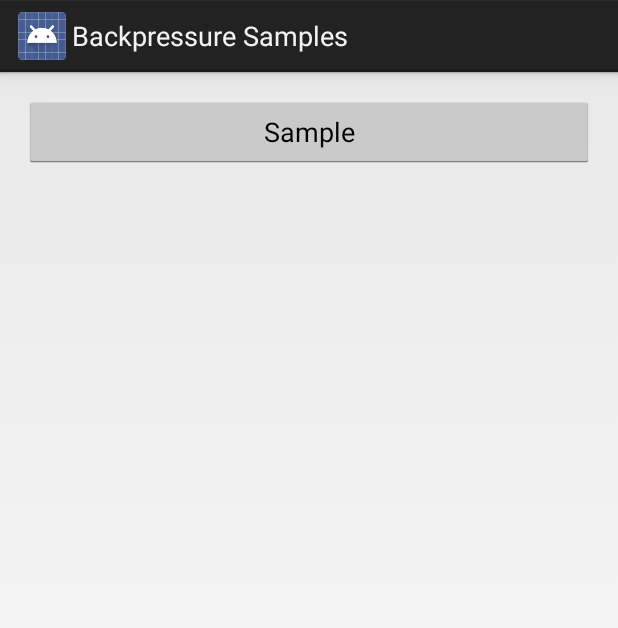
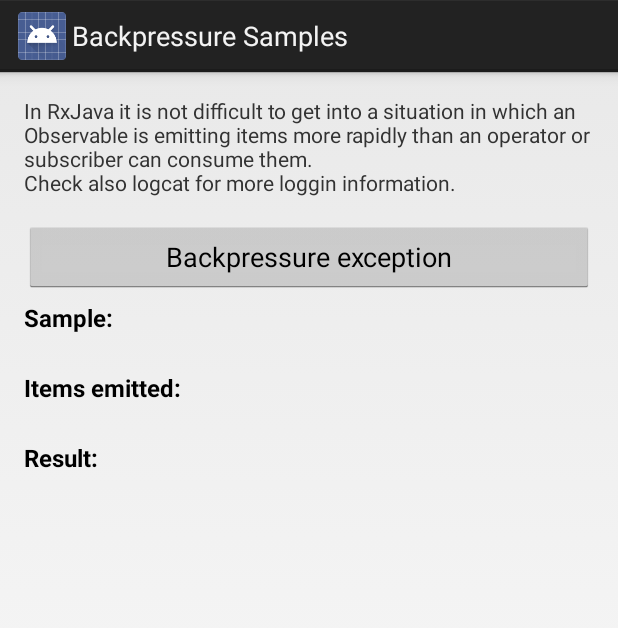
Before and after one commit to android10/Android-ReactiveProgramming, an Android app: the ActivityBackpressureSamples screen opened directly, with no data from a screen before it, on a phone screen of 412 x 824 dp. Shown: the top 628 px of the screen. Run offline under Robolectric (Android 15) with nearby library versions, the phone set to English and light mode, and no system bars; our stand-ins replace ButterKnife; libraries missing offline, so code that uses them is left out: com.fernandocejas.arrow, com.fernandocejas.frodo, rx.android.schedulers, rx.exceptions, rx.schedulers and 1 more; 1 statement that could not run was skipped.

Commit message:
Refactor and add first backpressure sample.

```diff
--- a/app/src/main/java/com/fernandocejas/android10/rx/sample/data/DataManager.java
+++ b/app/src/main/java/com/fernandocejas/android10/rx/sample/data/DataManager.java
@@ -17,6 +17,7 @@ package com.fernandocejas.android10.rx.sample.data;
 
 import java.util.List;
 import java.util.concurrent.Executor;
+import java.util.concurrent.TimeUnit;
 import rx.Observable;
 import rx.schedulers.Schedulers;
 
@@ -37,6 +38,10 @@ public class DataManager {
     return Observable.from(numberGenerator.numbers());
   }
 
+  public Observable<Long> milliseconds() {
+    return Observable.interval(0, 1, TimeUnit.MILLISECONDS);
+  }
+
   public Observable<Integer> squareOfAsync(int number) {
     return Observable.just(number * number).subscribeOn(Schedulers.from(jobExecutor));
   }
--- a/app/src/main/res/layout/activity_samples_backpressure.xml
+++ b/app/src/main/res/layout/activity_samples_backpressure.xml
@@ -1,17 +1,62 @@
 <LinearLayout xmlns:android="http://schemas.android.com/apk/res/android"
     android:layout_width="match_parent"
     android:layout_height="match_parent"
+    android:orientation="vertical"
     android:paddingBottom="@dimen/activity_vertical_margin"
     android:paddingLeft="@dimen/activity_horizontal_margin"
     android:paddingRight="@dimen/activity_horizontal_margin"
     android:paddingTop="@dimen/activity_vertical_margin"
     >
 
-  <Button
-      android:id="@+id/btn_sample"
+  <TextView
       android:layout_width="match_parent"
       android:layout_height="wrap_content"
-      android:text="Sample"
+      android:text="@string/string_sample_backpressure"
       />
 
+  <Button
+      android:id="@+id/btn_backpressureException"
+      android:layout_width="match_parent"
+      android:layout_height="wrap_content"
+      android:text="@string/btn_text_backpressure_exception"
+      />
+
+  <LinearLayout
+      android:layout_width="match_parent"
+      android:layout_height="match_parent"
+      android:orientation="vertical"
+      >
+
+    <TextView
+        style="@style/AppTheme.TextViewTitle"
+        android:text="@string/tv_label_backpressure_sample"
+        />
+    <TextView
+        android:id="@+id/tv_sampleDescription"
+        android:layout_width="match_parent"
+        android:layout_height="wrap_content"
+        />
+
+    <TextView
+        style="@style/AppTheme.TextViewTitle"
+        android:text="@string/tv_label_backpressure_items_emitted"
+        />
+    <TextView
+        android:id="@+id/tv_itemsEmitted"
+        android:layout_width="match_parent"
+        android:layout_height="wrap_content"
+        />
+
+    <TextView
+        style="@style/AppTheme.TextViewTitle"
+        android:text="@string/tv_label_backpressure_result"
+        />
+    <TextView
+        android:id="@+id/tv_result"
+        android:layout_width="match_parent"
+        android:layout_height="wrap_content"
+        />
+
+  </LinearLayout>
+
 </LinearLayout>
--- a/app/src/main/res/values/strings.xml
+++ b/app/src/main/res/values/strings.xml
@@ -21,6 +21,10 @@
   <string name="tv_label_original_order">Original stream order:</string>
   <string name="tv_label_flatMap_result">flatMap() Unordered result:</string>
   <string name="tv_label_concatMap_result">concatMap() Ordered result:</string>
+  <string name="tv_label_backpressure_sample">Sample:</string>
+  <string name="tv_label_backpressure_items_emitted">Items emitted:</string>
+  <string name="tv_label_backpressure_result">Result:</string>
+  <string name="btn_text_backpressure_exception">Backpressure exception</string>
 
   <string name="string_content_description">Non accessible view</string>
 
@@ -35,5 +39,10 @@
     observable transformation by applying a function (square of a number) to a set of values.
     The basic idea is to see the difference between both flatMap() and concatMap() methods whereas
     one take care of the order and the other does not.</string>
+  <string name="string_sample_backpressure">In RxJava it is not difficult to get into a situation
+    in which an Observable is emitting items more rapidly than an operator or subscriber can
+    consume them. \nCheck also logcat for more loggin information.\n</string>
+  <string name="string_success">Success!</string>
+  <string name="string_failure">Failure! %1$s</string>
 
 </resources>
```
Also changed, not shown: app/src/main/java/com/fernandocejas/android10/rx/sample/activity/ActivityBackpressureSamples.java (+79 -24 lines).
